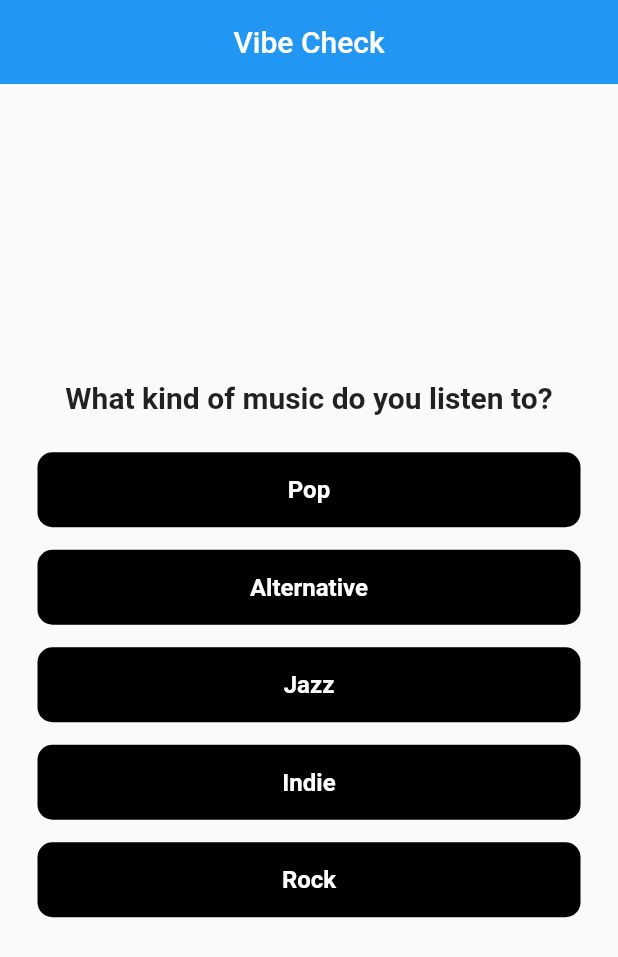
After one commit to lhamsadeqi/QuizApp, a Flutter app: the screen it shows after launch, after a tap on "Taylor Swift", on a phone screen of 412 x 824 dp. The commit adds this screen. Shown: the top 957 px of the screen. Run offline on Flutter 3.47's test engine with Material 2 defaults, Android fonts, the phone set to English and light mode, and no system bars.

Commit message:
splitting into widgets

```diff
--- a/lib/main.dart
+++ b/lib/main.dart
@@ -1,8 +1,9 @@
-// ignore_for_file: use_key_in_widget_constructors, prefer_const_constructors, unused_local_variable, must_be_immutable, avoid_print
+// ignore_for_file: use_key_in_widget_constructors, prefer_const_constructors, unused_local_variable, must_be_immutable, avoid_print, prefer_final_fields
 
 import 'package:flutter/material.dart';
-import 'package:quiz/Btn/answer_button.dart';
-import 'package:quiz/widget/question.dart';
+
+import './widget/quiz.dart';
+import './widget/result.dart';
 
 void main() => runApp(MyApp());
 
@@ -12,17 +13,7 @@ class MyApp extends StatefulWidget {
 }
 
 class _MyAppState extends State<MyApp> {
-  var _questionIndex = 0;
-
-  void _answerQuestion() {
-    setState(() {
-      _questionIndex = _questionIndex + 1;
-    });
-  }
-
-  @override
-  Widget build(BuildContext context) {
-    var questions = [
+  var _questions = [
     {
       'Q': 'Who is your favorite singre?',
       'A': [
@@ -76,6 +67,23 @@ class _MyAppState extends State<MyApp> {
   ];
 
 //...
+  var _questionIndex = 0;
+
+  void _answerQuestion() {
+    setState(() {
+      _questionIndex = _questionIndex + 1;
+    });
+    print(_questionIndex);
+    if (_questionIndex < _questions.length) {
+      print('We have more questions');
+    } else {
+      print('No more');
+    }
+  }
+
+  @override
+  Widget build(BuildContext context) {
+    //...
     return MaterialApp(
       home: Scaffold(
         appBar: AppBar(
@@ -83,22 +91,13 @@ class _MyAppState extends State<MyApp> {
           centerTitle: true,
           title: Text('Vibe Check'),
         ),
-        body: Column(
-          mainAxisAlignment: MainAxisAlignment.center,
-          // ignore: prefer_const_literals_to_create_immutables
-          children: [
-            Qusetion(
-              questions[_questionIndex]['Q'].toString(),
-            ),
-            SizedBox(height: 25),
-            ...(questions[_questionIndex]['A'] as List).map((answer) {
-              return AnswerButton(
-                txt: answer,
-                answer: _answerQuestion,
-              );
-            }).toList(),
-          ],
-        ),
+        body: _questionIndex < _questions.length
+            ? Quiz(
+                questions: _questions,
+                questionIndex: _questionIndex,
+                answerQuestion: _answerQuestion,
+              )
+            : Result(),
       ),
     );
   }
--- /dev/null
+++ b/lib/widget/quiz.dart
@@ -0,0 +1,38 @@
+// ignore_for_file: prefer_const_constructors_in_immutables, use_key_in_widget_constructors, prefer_const_constructors
+
+import 'package:flutter/material.dart';
+
+import '../Btn/answer_button.dart';
+import '../widget/question.dart';
+
+class Quiz extends StatelessWidget {
+  final List<Map<String, Object>> questions;
+  final int questionIndex;
+  final Function answerQuestion;
+
+  Quiz({
+    required this.questions,
+    required this.questionIndex,
+    required this.answerQuestion,
+  });
+
+  @override
+  Widget build(BuildContext context) {
+    return Column(
+      mainAxisAlignment: MainAxisAlignment.center,
+      // ignore: prefer_const_literals_to_create_immutables
+      children: [
+        Qusetion(
+          questions[questionIndex]['Q'].toString(),
+        ),
+        SizedBox(height: 25),
+        ...(questions[questionIndex]['A'] as List).map((answer) {
+          return AnswerButton(
+            txt: answer,
+            answer: answerQuestion,
+          );
+        }).toList(),
+      ],
+    );
+  }
+}
```
Also changed, not shown: lib/widget/result.dart (added, +20 -0 lines). Lines whose indentation alone changed are shown as unchanged.
